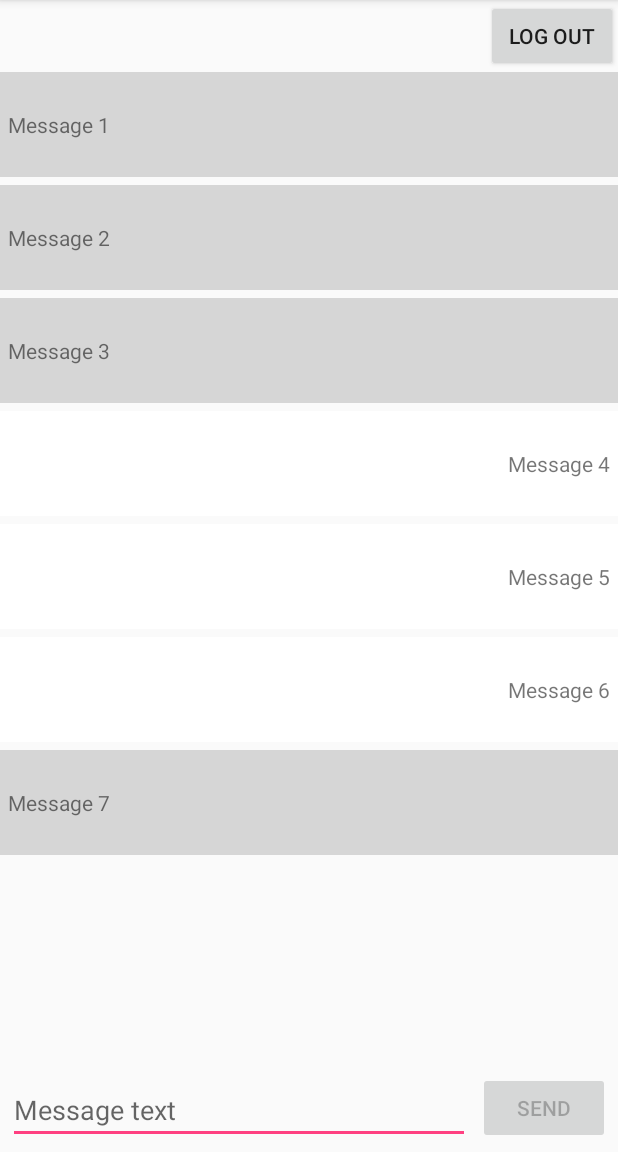
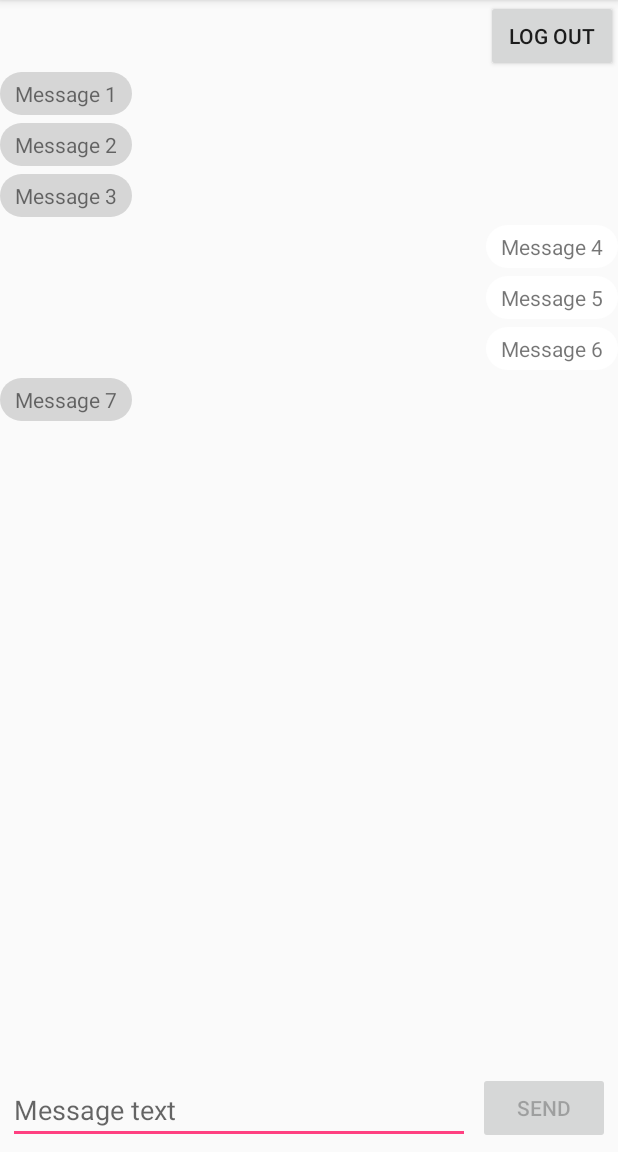
Before and after one commit to CubeLord/ChatAplication_PNRS, an Android app: the MessageActivity screen opened directly, with no data from a screen before it, on a phone screen of 412 x 824 dp, the part 84-1236 px from its top. Run offline under Robolectric (Android 15) with nearby library versions, the phone set to English and light mode, and no system bars; 1 statement that could not run was skipped.

Commit message:
Code layout optimization, Redesigned Message format and added getters and setters for Message class

```diff
--- a/app/src/main/java/markovic/milorad/chataplication/MessageActivityPackage/Message.java
+++ b/app/src/main/java/markovic/milorad/chataplication/MessageActivityPackage/Message.java
@@ -1,13 +1,37 @@
 package markovic.milorad.chataplication.MessageActivityPackage;
 
 public class Message {
-    String messageText;
-    int color;
-    int pos;
+    private String messageText;
+    private int color;
+    private int pos;
 
     Message(String s, int c, int p) {
         this.messageText = s;
         this.color = c;
         this.pos = p;
     }
+
+    public String getMessageText() {
+        return messageText;
+    }
+
+    public int getColor() {
+        return color;
+    }
+
+    public int getPos() {
+        return pos;
+    }
+
+    public void setMessageText(String messageText) {
+        this.messageText = messageText;
+    }
+
+    public void setColor(int color) {
+        this.color = color;
+    }
+
+    public void setPos(int pos) {
+        this.pos = pos;
+    }
 }
--- a/app/src/main/java/markovic/milorad/chataplication/MessageActivityPackage/MessageAdapter.java
+++ b/app/src/main/java/markovic/milorad/chataplication/MessageActivityPackage/MessageAdapter.java
@@ -2,12 +2,15 @@ package markovic.milorad.chataplication.MessageActivityPackage;
 
 import android.content.Context;
 import android.content.res.Resources;
+import android.graphics.PorterDuff;
+import android.graphics.drawable.Drawable;
 import android.support.v4.content.ContextCompat;
 import android.view.Gravity;
 import android.view.LayoutInflater;
 import android.view.View;
 import android.view.ViewGroup;
 import android.widget.BaseAdapter;
+import android.widget.RelativeLayout;
 import android.widget.TextView;
 
 import java.util.ArrayList;
@@ -27,9 +30,9 @@ public class MessageAdapter extends BaseAdapter {
         int col;
         Random rnd = new Random();
 
-        for (int  i = 0; i < messages.length; i++) {
+        for (int i = 0; i < messages.length; i++) {
             col = rnd.nextInt(2) + 1;
-            if(col == 1) {
+            if (col == 1) {
                 list.add(new Message(messages[i], ContextCompat.getColor(context, R.color.colorWhite), 1));
             } else {
                 list.add(new Message(messages[i], ContextCompat.getColor(context, R.color.colorLightGrey), 0));
@@ -66,14 +69,27 @@ public class MessageAdapter extends BaseAdapter {
 
             ViewHolderMessage holder = new ViewHolderMessage();
             holder.setMessageText(((TextView) row.findViewById(R.id.messageActListItemText)));
+            holder.setLayout(((RelativeLayout) row.findViewById(R.id.messageActLayout)));
             row.setTag(holder);
         }
 
         ViewHolderMessage holder = ((ViewHolderMessage) row.getTag());
         final Message message = list.get(i);
-        holder.getMessageText().setText(message.messageText);
-        holder.getMessageText().setBackgroundColor(message.color);
-        if (message.pos == 1) {
+        holder.getMessageText().setText(message.getMessageText());
+        if (message.getPos() == 1) {
+            holder.getLayout().setGravity(Gravity.RIGHT);
+        } else {
+            holder.getLayout().setGravity(Gravity.LEFT);
+        }
+
+        Drawable round = context.getDrawable(R.drawable.rounded_shape);
+        round.setColorFilter(message.getColor(), PorterDuff.Mode.MULTIPLY);
+        holder.getMessageText().setBackground(round);
+
+
+
+
+        if (message.getPos() == 1) {
             holder.getMessageText().setGravity(Gravity.RIGHT | Gravity.CENTER_VERTICAL);
         } else {
             holder.getMessageText().setGravity(Gravity.LEFT | Gravity.CENTER_VERTICAL);
--- a/app/src/main/java/markovic/milorad/chataplication/MessageActivityPackage/ViewHolderMessage.java
+++ b/app/src/main/java/markovic/milorad/chataplication/MessageActivityPackage/ViewHolderMessage.java
@@ -1,10 +1,12 @@
 package markovic.milorad.chataplication.MessageActivityPackage;
 
 
+import android.widget.RelativeLayout;
 import android.widget.TextView;
 
 class ViewHolderMessage {
     private TextView messageText = null;
+    public RelativeLayout layout = null;
 
     public TextView getMessageText() {
         return messageText;
@@ -13,4 +15,12 @@ class ViewHolderMessage {
     public void setMessageText(TextView messageText) {
         this.messageText = messageText;
     }
+
+    public RelativeLayout getLayout() {
+        return layout;
+    }
+
+    public void setLayout(RelativeLayout layout) {
+        this.layout = layout;
+    }
 }
--- /dev/null
+++ b/app/src/main/res/drawable/rounded_shape.xml
@@ -0,0 +1,14 @@
+<?xml version="1.0" encoding="utf-8"?>
+<shape xmlns:android="http://schemas.android.com/apk/res/android">
+    <stroke android:width="0dp" />
+
+    <solid android:color="#ffffff" />
+
+    <padding
+        android:bottom="5dp"
+        android:left="10dp"
+        android:right="10dp"
+        android:top="5dp" />
+
+    <corners android:radius="20dp" />
+</shape>
--- a/app/src/main/res/layout/activity_message.xml
+++ b/app/src/main/res/layout/activity_message.xml
@@ -1,62 +1,64 @@
 <?xml version="1.0" encoding="utf-8"?>
 <RelativeLayout xmlns:android="http://schemas.android.com/apk/res/android"
     xmlns:tools="http://schemas.android.com/tools"
-    tools:context="markovic.milorad.chataplication.MessageActivityPackage.MessageActivity"
+    android:layout_width="match_parent"
 
-    android:layout_width="match_parent"
-    android:layout_height="match_parent">
+    android:layout_height="match_parent"
+    tools:context="markovic.milorad.chataplication.MessageActivityPackage.MessageActivity">
 
     <Button
+        android:id="@+id/messageActButtonLogout"
         android:layout_width="wrap_content"
         android:layout_height="wrap_content"
-        android:id="@+id/messageActButtonLogout"
-        android:text="@string/BUTTON_TEXT_LOGOUT"
         android:layout_alignParentRight="true"
-        android:layout_alignParentTop="true"/>
+        android:layout_alignParentTop="true"
+        android:text="@string/BUTTON_TEXT_LOGOUT" />
+
     <TextView
         android:id="@+id/messageActTextViewName"
         android:layout_width="wrap_content"
         android:layout_height="wrap_content"
-        android:layout_toLeftOf="@id/messageActButtonLogout"
+        android:layout_alignBottom="@id/messageActButtonLogout"
         android:layout_alignParentLeft="true"
-        android:layout_alignBottom="@id/messageActButtonLogout"
         android:layout_alignParentTop="true"
         android:layout_marginLeft="@dimen/messageActBorder"
+        android:layout_toLeftOf="@id/messageActButtonLogout"
         android:gravity="center_vertical"
-        android:textSize="@dimen/listTextViewTextSize"/>
+        android:textSize="@dimen/listTextViewTextSize" />
 
     <EditText
+        android:id="@+id/messageActEditMessageText"
         android:layout_width="0dp"
-        android:id="@+id/messageActEditMessageText"
         android:layout_height="wrap_content"
+        android:layout_alignParentBottom="true"
         android:layout_alignParentLeft="true"
-        android:layout_alignParentBottom="true"
+        android:layout_marginBottom="@dimen/messageActBorder"
         android:layout_marginLeft="@dimen/messageActBorder"
-        android:layout_marginBottom="@dimen/messageActBorder"
+        android:layout_marginRight="@dimen/messageActBorder"
+        android:layout_toLeftOf="@+id/messageActButtonSend"
         android:focusedByDefault="false"
-        android:layout_toLeftOf="@+id/messageActButtonSend"
-        android:layout_marginRight="@dimen/messageActBorder"
         android:hint="@string/EDITTEXT_TEXT_MESSAGE"
-        android:selectAllOnFocus="true"/>
+        android:maxLines="1"
+        android:selectAllOnFocus="true" />
 
     <Button
+        android:id="@+id/messageActButtonSend"
         android:layout_width="wrap_content"
         android:layout_height="wrap_content"
-        android:id="@+id/messageActButtonSend"
-        android:text="@string/BUTTON_TEXT_SEND"
-        android:enabled="false"
-        android:selectAllOnFocus="true"
         android:layout_alignParentBottom="true"
         android:layout_alignParentRight="true"
         android:layout_marginBottom="@dimen/messageActBorder"
-        android:layout_marginRight="@dimen/messageActBorder"/>
+        android:layout_marginRight="@dimen/messageActBorder"
+        android:enabled="false"
+        android:selectAllOnFocus="true"
+        android:text="@string/BUTTON_TEXT_SEND" />
 
     <ListView
-        android:layout_below="@id/messageActButtonLogout"
-        android:layout_above="@id/messageActButtonSend"
         android:id="@+id/messageActListView"
         android:layout_width="match_parent"
         android:layout_height="match_parent"
-        android:dividerHeight="@dimen/contactsActDeviderHeight"
-        android:divider="@color/colorDefault">   </ListView>
+        android:layout_above="@id/messageActButtonSend"
+        android:layout_below="@id/messageActButtonLogout"
+        android:divider="@color/colorDefault"
+        android:dividerHeight="@dimen/contactsActDeviderHeight"></ListView>
 </RelativeLayout>
--- a/app/src/main/res/layout/message_list_layout.xml
+++ b/app/src/main/res/layout/message_list_layout.xml
@@ -1,14 +1,18 @@
 <?xml version="1.0" encoding="utf-8"?>
 <RelativeLayout xmlns:android="http://schemas.android.com/apk/res/android"
-    android:layout_width="match_parent" android:layout_height="match_parent"
-    android:longClickable="true"
-    android:descendantFocusability="blocksDescendants">
+    android:id="@+id/messageActLayout"
+    android:layout_width="match_parent"
+    android:layout_height="match_parent"
+    android:descendantFocusability="blocksDescendants"
+    android:longClickable="true">
+
     <TextView
         android:id="@+id/messageActListItemText"
-        android:layout_width="match_parent"
-        android:layout_height="@dimen/contactActListItemHeight"
-        android:background="@color/colorAccent"
+        android:layout_width="wrap_content"
+        android:layout_height="wrap_content"
+        android:layout_alignParentLeft="false"
+        android:layout_alignParentRight="false"
+        android:background="@drawable/rounded_shape"
         android:paddingLeft="@dimen/messageActBorder"
-        android:paddingRight="@dimen/messageActBorder"
-        />
+        android:paddingRight="@dimen/messageActBorder" />
 </RelativeLayout>
```
Also changed, not shown: app/src/main/res/layout/activity_contacts.xml (+13 -11 lines), app/src/main/res/layout/activity_register.xml (+67 -66 lines), app/src/main/res/layout/listlayout.xml (+9 -10 lines).
